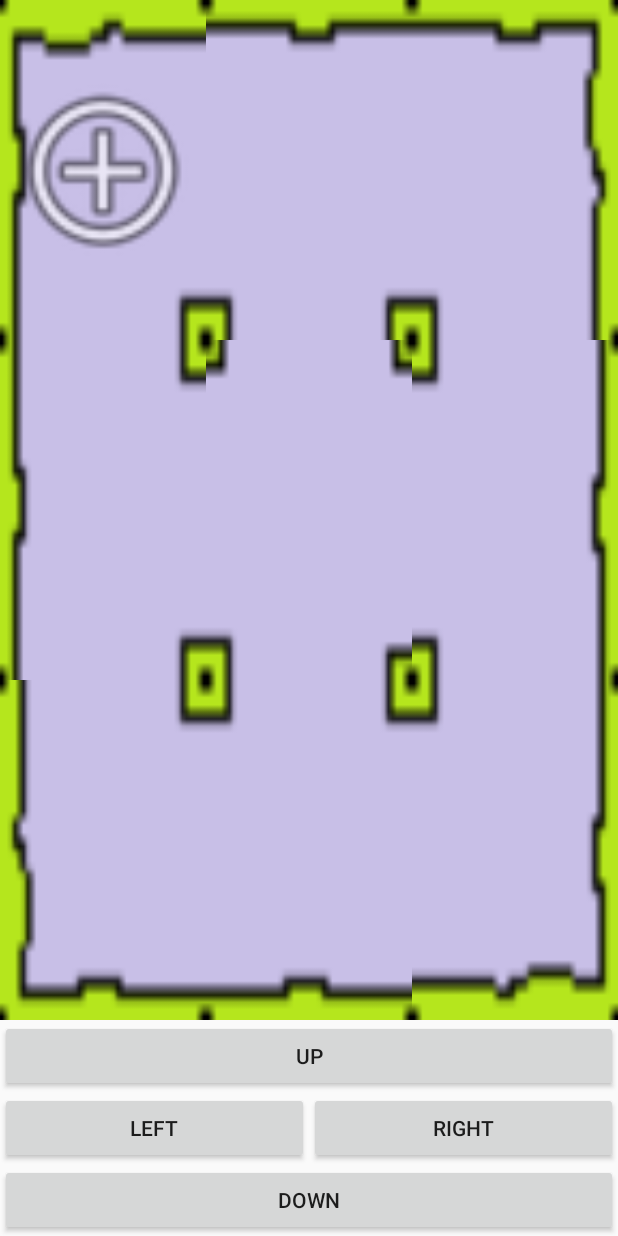
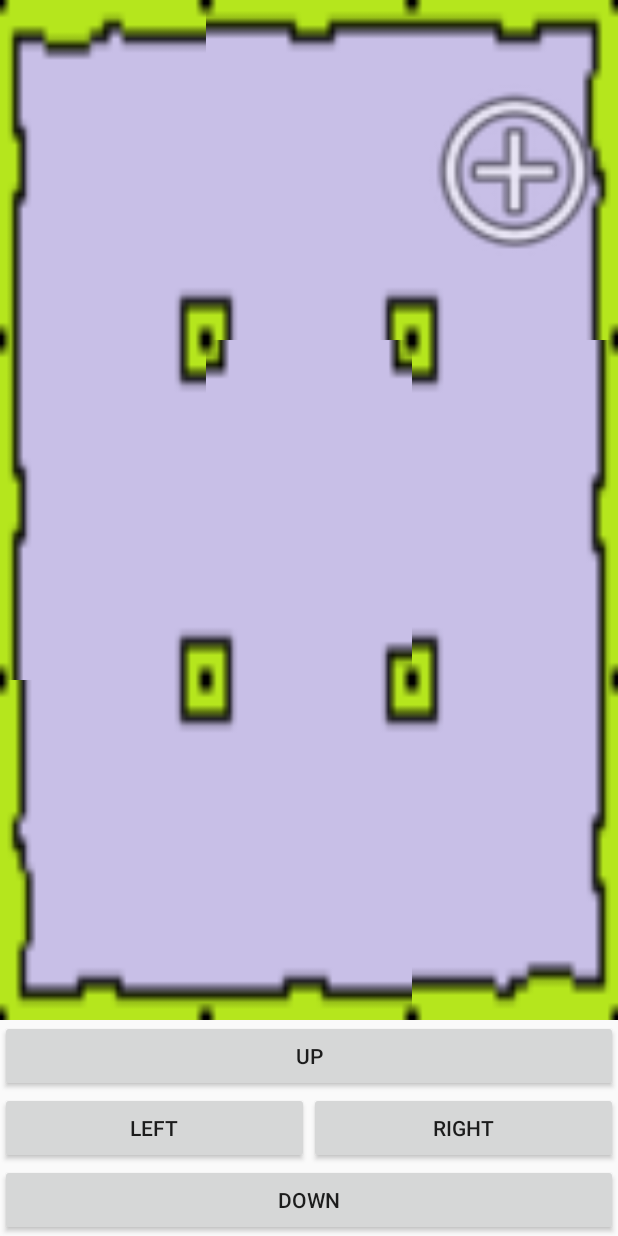
Before and after one commit to patok/simple-android-maze, an Android app: the screen it shows after launch (MainActivity), after a tap on "UP", on a phone screen of 412 x 824 dp. Run offline under Robolectric (Android 15) with nearby library versions, the phone set to English and light mode, and no system bars.

Commit message:
Improving player token movement logic.

```diff
--- a/app/src/main/java/ar/edu/ips/aus/seminario2/sampleproject/MainActivity.java
+++ b/app/src/main/java/ar/edu/ips/aus/seminario2/sampleproject/MainActivity.java
@@ -17,7 +17,8 @@ public class MainActivity extends AppCompatActivity implements View.OnClickListe
 
     ImageView[] imageViews = null;
 
-    private int x = 0, y = 0;
+    private int playerX = 2, playerY = 1;
+    private MazeBoard board;
 
     @Override
     protected void onCreate(Bundle savedInstanceState) {
@@ -35,11 +36,17 @@ public class MainActivity extends AppCompatActivity implements View.OnClickListe
         buttonRight.setOnClickListener(this);
 
         setupMazeBoard();
+
+        setupPlayerToken();
+    }
+
+    private void setupPlayerToken() {
+        imageViews[(playerX%board.getWidth())+ board.getHeight()*playerY].setImageResource(android.R.drawable.ic_menu_add);
     }
 
     private void setupMazeBoard() {
 
-        MazeBoard board = MazeBoard.from("empty");
+        board = MazeBoard.from("empty");
         int height = board.getHeight();
         int width = board.getWidth();
 
@@ -144,7 +151,7 @@ public class MainActivity extends AppCompatActivity implements View.OnClickListe
 
                 row.addView(imageView);
 
-                imageViews[board.getWidth()*(j%board.getHeight())+i] = imageView;
+                imageViews[(j%board.getWidth())+ board.getHeight()*i] = imageView;
             }
         }
    }
@@ -152,27 +159,28 @@ public class MainActivity extends AppCompatActivity implements View.OnClickListe
     @Override
     public void onClick(View v) {
         // complete with event listener logic
-        Log.d("MAZE", String.format("coords: %d %d ", x, y));
-        if ((x >= 0 & x < 3 ) & (y>=0 & y < 3)) {
-            imageViews[3*(y%3)+x].setImageDrawable(null);
+        Log.d("MAZE", String.format("coords: %d %d ", playerX, playerY));
+        if ((playerX >= 0 & playerX < board.getWidth() ) & (playerY >=0 & playerY < board.getHeight())) {
+            imageViews[(playerX%board.getWidth())+ board.getHeight()*playerY].setImageDrawable(null);
         }
 
         if (v == buttonUp) {
-            y = (y == 0 ? 0 : y - 1);
+            playerY = (playerY == 0 ? 0 : playerY - 1);
         }
         if (v == buttonDown) {
-            y = (y == 2 ? 2 : y + 1);
+            playerY = (playerY == board.getHeight()-1 ? board.getHeight()-1 : playerY + 1);
         }
         if (v == buttonLeft) {
-            x = (x == 0 ? 0: x - 1);
+            playerX = (playerX == 0 ? 0: playerX - 1);
         }
         if (v == buttonRight) {
-            x = (x == 2 ? 2: x + 1);
+            playerX = (playerX == board.getWidth()-1 ? board.getWidth()-1: playerX + 1);
         }
 
-        if ((x >= 0 & x < 3 ) & (y>=0 & y < 3)) {
-            imageViews[3*(y%3)+x].setImageResource(android.R.drawable.ic_menu_add);
+        if ((playerX >= 0 & playerX < board.getWidth() ) &&
+                (playerY >=0 & playerY < board.getHeight())) {
+            imageViews[(playerX%board.getWidth())+ board.getHeight()*playerY].setImageResource(android.R.drawable.ic_menu_add);
         }
-        Log.d("MAZE", String.format("coords: %d %d ", x, y));
+        Log.d("MAZE", String.format("coords: %d %d ", playerX, playerY));
     }
 }
```
